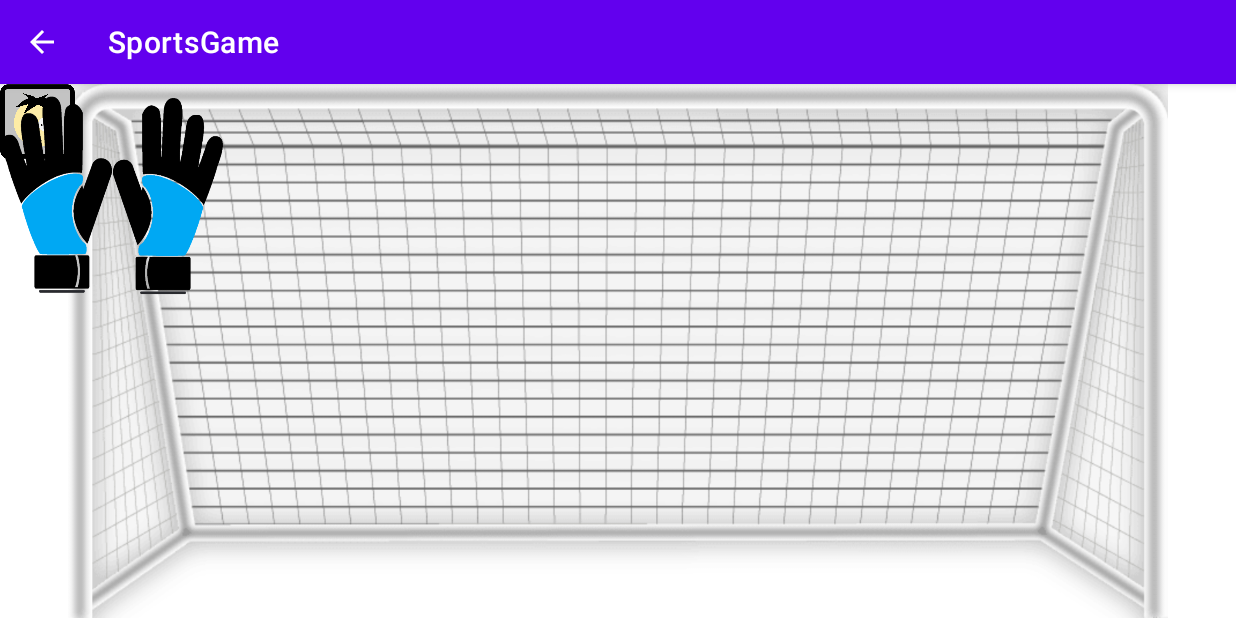
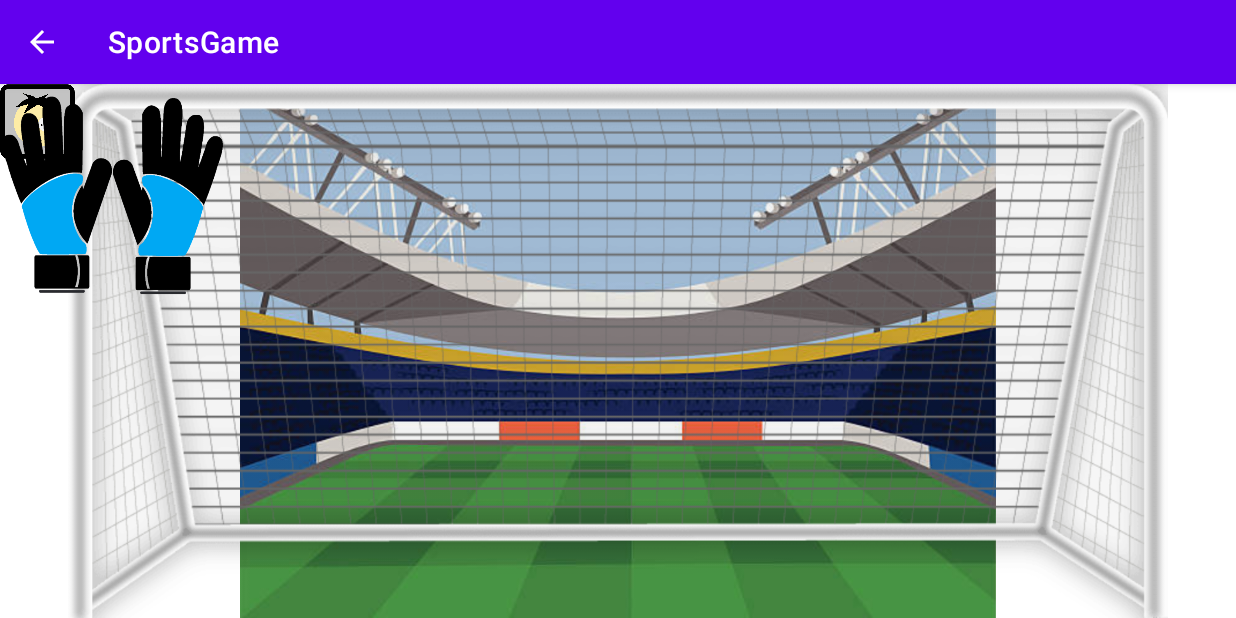
Before and after one commit to pasale2512/SportsGame, an Android app: the PenaltyShootout screen opened directly, with no data from a screen before it, on a phone screen of 824 x 412 dp (held sideways). Run offline under Robolectric (Android 15) with nearby library versions, the phone set to English and light mode, and no system bars.

Commit message:
Background Test

```diff
--- a/app/src/main/res/layout/activity_penalty_shootout.xml
+++ b/app/src/main/res/layout/activity_penalty_shootout.xml
@@ -13,6 +13,13 @@
         android:layout_height="match_parent"
         android:background="@android:drawable/screen_background_light"
         android:scaleType="centerInside">
+
+        <ImageView
+            android:id="@+id/imageView4"
+            android:layout_width="match_parent"
+            android:layout_height="match_parent"
+            app:srcCompat="@drawable/stadium" />
+
 
         <ImageView
             android:id="@+id/bild"
@@ -39,6 +46,8 @@
             app:srcCompat="@drawable/shopitem_keeper" />
 
 
+
+
     </FrameLayout>
 
 
```
Also changed, not shown: app/src/main/res/drawable/stadium.png (added).
